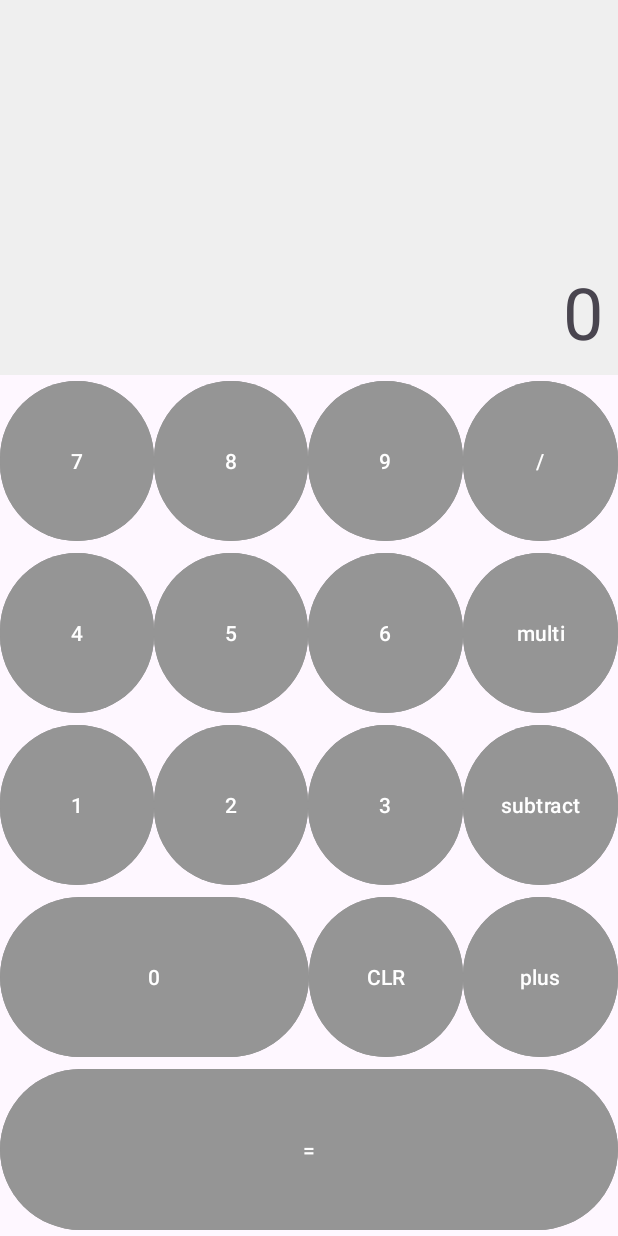
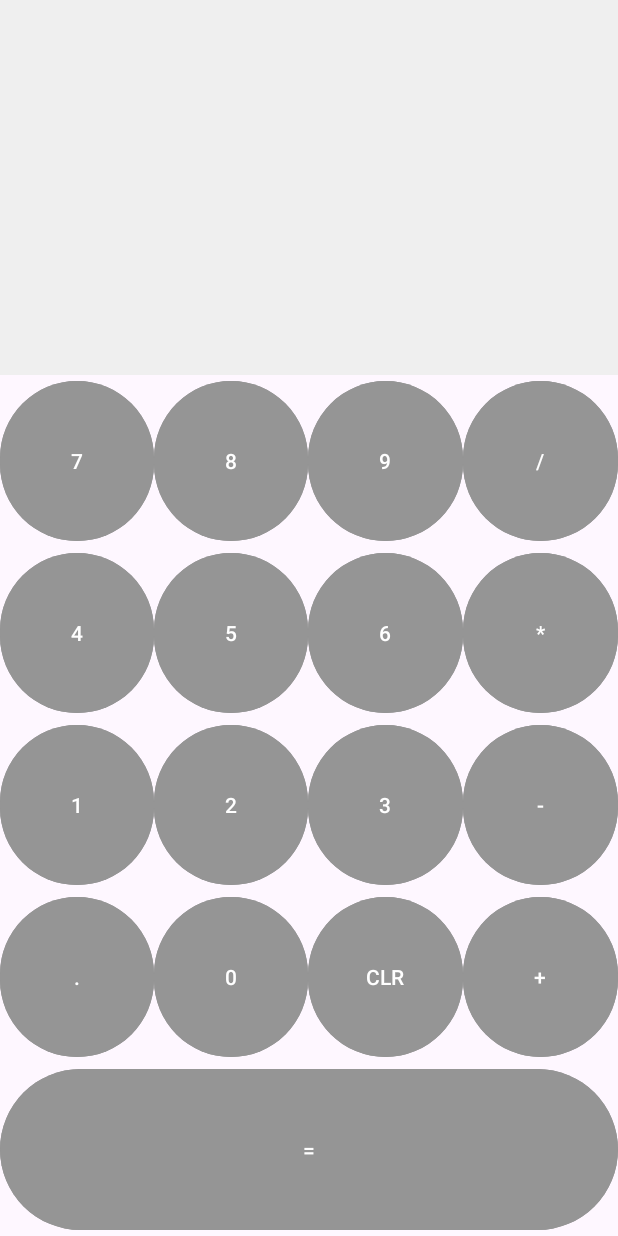
Before and after one commit to thwjd9393/AosSidePj, an Android app: the screen it shows after launch (MainActivity), on a phone screen of 412 x 824 dp. Run offline under Robolectric (Android 15) with nearby library versions, the phone set to English and light mode, and no system bars.

Commit message:
update) 계산기 연산 추가

```diff
--- a/MyCalaulator/app/src/main/res/layout/activity_main.xml
+++ b/MyCalaulator/app/src/main/res/layout/activity_main.xml
@@ -10,7 +10,7 @@
     <TextView
         android:id="@+id/tvInput"
         android:gravity="right|bottom"
-        android:text="@string/calc_text"
+        android:text=""
         android:textSize="48sp"
         android:padding="10dp"
         android:background="@color/light_grey"
@@ -56,7 +56,7 @@
             android:text="@string/divide"
             android:backgroundTint="@color/btn_grey"
             android:layout_width="0dp"
-            android:onClick="onDigit"
+            android:onClick="onOperator"
             android:layout_height="match_parent"/>
     </LinearLayout>
 
@@ -99,7 +99,7 @@
             android:text="@string/multi"
             android:backgroundTint="@color/btn_grey"
             android:layout_width="0dp"
-            android:onClick="onDigit"
+            android:onClick="onOperator"
             android:layout_height="match_parent"/>
     </LinearLayout>
 
@@ -142,7 +142,7 @@
             android:text="@string/subtract"
             android:backgroundTint="@color/btn_grey"
             android:layout_width="0dp"
-            android:onClick="onDigit"
+            android:onClick="onOperator"
             android:layout_height="match_parent"/>
     </LinearLayout>
 
@@ -153,8 +153,17 @@
         android:layout_height="wrap_content">
 
         <Button
+            android:id="@+id/btnDot"
+            android:layout_weight="1"
+            android:text="@string/dot"
+            android:backgroundTint="@color/btn_grey"
+            android:layout_width="0dp"
+            android:onClick="onDecimalPoint"
+            android:layout_height="match_parent"/>
+
+        <Button
             android:id="@+id/btn0"
-            android:layout_weight="2"
+            android:layout_weight="1"
             android:text="@string/_0"
             android:backgroundTint="@color/btn_grey"
             android:layout_width="0dp"
@@ -177,7 +186,7 @@
             android:text="@string/plus"
             android:backgroundTint="@color/btn_grey"
             android:layout_width="0dp"
-            android:onClick="onDigit"
+            android:onClick="onOperator"
             android:layout_height="match_parent"/>
     </LinearLayout>
 
@@ -193,7 +202,7 @@
             android:text="@string/equl"
             android:backgroundTint="@color/btn_grey"
             android:layout_width="0dp"
-            android:onClick="onDigit"
+            android:onClick="onEqual"
             android:layout_height="match_parent"/>
 
     </LinearLayout>
--- a/MyCalaulator/app/src/main/res/values/strings.xml
+++ b/MyCalaulator/app/src/main/res/values/strings.xml
@@ -5,15 +5,16 @@
     <string name="_8">8</string>
     <string name="_9">9</string>
     <string name="divide">/</string>
-    <string name="multi">multi</string>
+    <string name="multi">*</string>
     <string name="_6">6</string>
     <string name="_3">3</string>
     <string name="_2">2</string>
     <string name="_1">1</string>
-    <string name="subtract">subtract</string>
+    <string name="subtract">-</string>
     <string name="_4">4</string>
     <string name="_0">0</string>
     <string name="clr">CLR</string>
-    <string name="plus">plus</string>
+    <string name="plus">+</string>
     <string name="equl">=</string>
+    <string name="dot">.</string>
 </resources>
```
Also changed, not shown: MyCalaulator/app/src/main/java/com/mbsysoft/mycalaulator/MainActivity.kt (+115 -1 lines).
